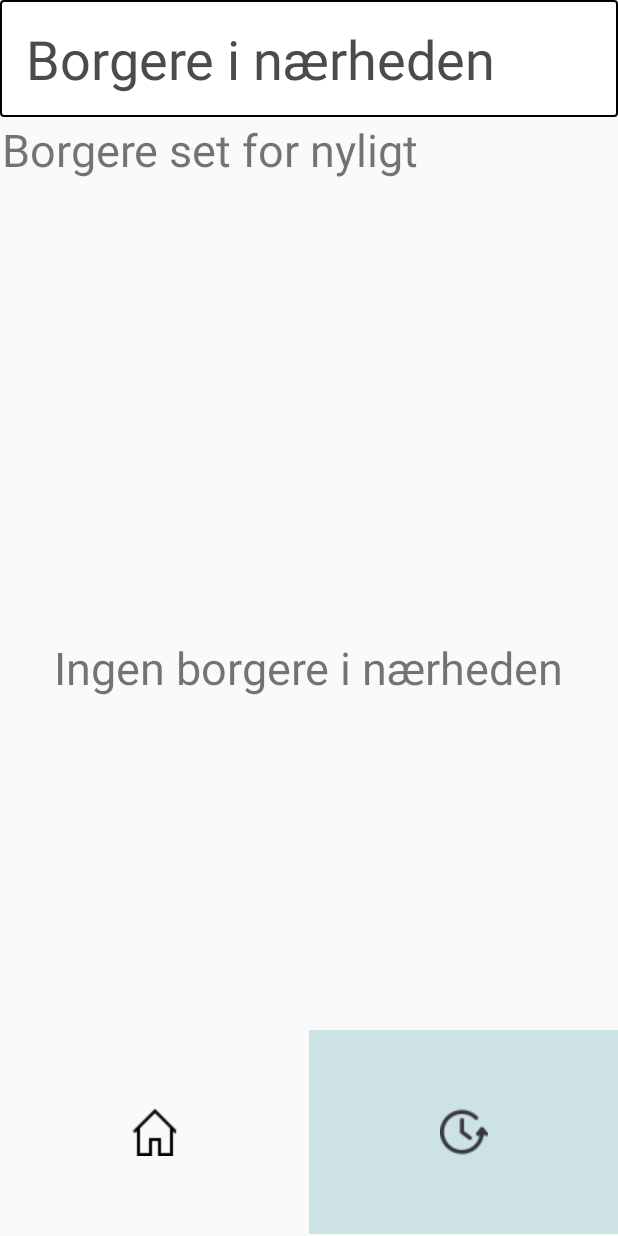
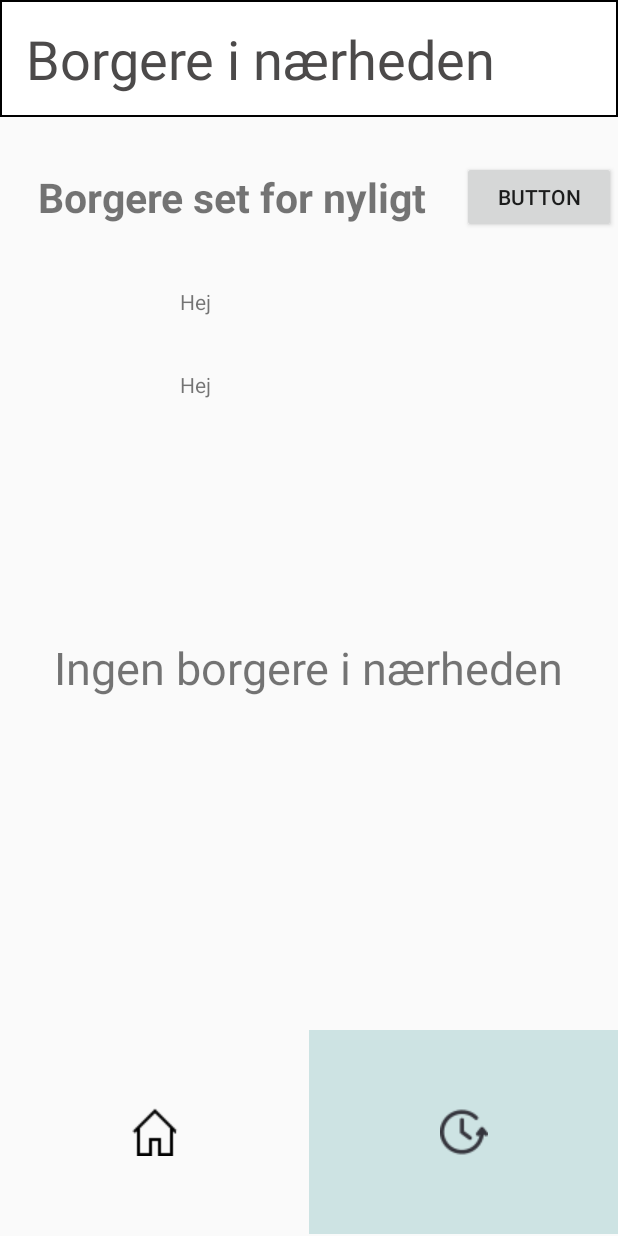
Before and after one commit to s164071/SafeMI_PersonaleApp, an Android app: the fragment Recent placed in its activity, after a tap on an icon or button, on a phone screen of 412 x 824 dp. Run offline under Robolectric (Android 15) with nearby library versions, the phone set to English and light mode, and no system bars; our stand-ins replace Firebase (no records; nobody signed in at launch, a user with empty details on screens opened directly); libraries missing offline, so code that uses them is left out: com.estimote.coresdk, com.estimote.mustard, com.estimote.proximity_sdk; 6 statements that could not run were skipped.

Commit message:
Recent funktionalitet virker med metodekald

```diff
--- a/app/src/main/java/com/example/myapplication/Recent.kt
+++ b/app/src/main/java/com/example/myapplication/Recent.kt
@@ -10,6 +10,7 @@ import android.view.View
 import android.view.ViewGroup
 import android.widget.ImageView
 import android.widget.TextView
+import kotlinx.android.synthetic.main.fragment_nearby.*
 import kotlinx.android.synthetic.main.fragment_recent.*
 
 class Recent : Fragment() {
@@ -20,8 +21,12 @@ class Recent : Fragment() {
         savedInstanceState: Bundle?
     ): View? {
         val view: View = inflater.inflate(R.layout.fragment_recent, container, false)
+        val borgere : TextView =  view.findViewById(R.id.IngenBorgere)
         if (arguments != null) {
+           borgere.visibility=View.GONE
             var navn  = arguments!!.getString("name")
+            if(navn!=""){
+            Log.d(TAG,"Jeg har kørt dette kode" )
             var feldt : TextView = view.findViewById(R.id.hejfelt)
             Log.d(TAG, "Dette er "+ navn)
             feldt.setText(navn)
@@ -32,7 +37,12 @@ class Recent : Fragment() {
 
                 var billede : ImageView = view.findViewById(R.id.Profile)
                 billede.setImageBitmap(profilepic)
+            }} else{
+                Log.d(TAG, "Jeg er her og viser blot felt")
+                    borgere.visibility=View.VISIBLE
             }
+
+
         }
         return view
 
--- a/app/src/main/java/com/example/myapplication/nearby.kt
+++ b/app/src/main/java/com/example/myapplication/nearby.kt
@@ -11,6 +11,7 @@ import android.view.View
 import android.view.ViewGroup
 import android.widget.ImageButton
 import android.widget.ImageView
+import android.widget.TextView
 import android.widget.Toast
 import androidx.core.view.drawToBitmap
 import androidx.fragment.app.Fragment
@@ -27,6 +28,7 @@ import com.google.firebase.database.FirebaseDatabase
 import com.google.firebase.database.ValueEventListener
 import com.google.firebase.storage.FirebaseStorage
 import kotlinx.android.synthetic.main.fragment_nearby.*
+import kotlinx.android.synthetic.main.fragment_person.*
 import java.io.ByteArrayOutputStream
 import java.io.File
 
@@ -68,31 +70,11 @@ class nearby : Fragment() {
         // view.findViewById<TextView>(R.id.borger).setText(borgernavn)
 
         // borger.text= borgernavn
-        val recent : ImageButton = view.findViewById(R.id.recent)
-        recent.setOnClickListener(){
-            var bundle : Bundle = Bundle()
-            val recentFragment : Recent = Recent()
 
-            bundle.putString("name", patientinfoBox.text.toString())
-            bundle.putString("cpr", patientinfoBox.text.toString())
-
-            val image = patientPic.drawToBitmap()
-
-            var bs: ByteArrayOutputStream = ByteArrayOutputStream()
-            image.compress(Bitmap.CompressFormat.PNG, 50, bs)
-
-            bundle.putByteArray("ProfilePic",bs.toByteArray())
-
-            recentFragment.arguments=bundle
-
-            val manager = fragmentManager
-            if (manager != null) {
-                val transaction = manager.beginTransaction()
-                transaction.replace(R.id.fragtop, recentFragment)
-                transaction.addToBackStack(null)
-                transaction.commit()
-            }
-
+        val recent : ImageButton = view!!.findViewById(R.id.recent)
+        recent?.setOnClickListener(){
+          val recent : Fragment = transferInformationToNextFragment(patientinfoBox,patientinfoBox2,patientPic)
+            showRecent(recent)
         }
 
 
@@ -298,6 +280,35 @@ class nearby : Fragment() {
             ).show()       }
     }
 
+    fun showRecent(nextFragment : Fragment){
+
+            val manager = fragmentManager
+            if (manager != null) {
+                val transaction = manager.beginTransaction()
+                transaction.replace(R.id.fragtop, nextFragment)
+                transaction.addToBackStack(null)
+                transaction.commit()
+            }
 
 
+    }
+
+    fun transferInformationToNextFragment(textViewName: TextView, textViewCPR: TextView, imageViewProfilePic : ImageView) : Fragment{
+
+
+        var bundle: Bundle = Bundle()
+
+        bundle.putString("name", textViewName.text.toString())
+        bundle.putString("cpr", textViewCPR.text.toString())
+
+        val image = imageViewProfilePic.drawToBitmap()
+        var bs: ByteArrayOutputStream = ByteArrayOutputStream()
+        image.compress(Bitmap.CompressFormat.PNG, 50, bs)
+
+        bundle.putByteArray("ProfilePic", bs.toByteArray())
+        val recentFragment : Recent = Recent()
+        recentFragment.arguments = bundle
+      return recentFragment
+    }
+
 }
--- a/app/src/main/res/drawable/button_border.xml
+++ b/app/src/main/res/drawable/button_border.xml
@@ -13,8 +13,6 @@
     </stroke>
 
     <!-- The radius makes the corners rounded -->
-    <corners
-        android:radius="2dp"   >
-    </corners>
+
 
 </shape>
--- a/app/src/main/res/layout/fragment_recent.xml
+++ b/app/src/main/res/layout/fragment_recent.xml
@@ -1,32 +1,66 @@
 <?xml version="1.0" encoding="utf-8"?>
-<androidx.constraintlayout.widget.ConstraintLayout xmlns:android="http://schemas.android.com/apk/res/android"
+<LinearLayout xmlns:android="http://schemas.android.com/apk/res/android"
     xmlns:app="http://schemas.android.com/apk/res-auto"
     xmlns:tools="http://schemas.android.com/tools"
     android:layout_width="match_parent"
     android:layout_height="match_parent"
+    android:orientation="vertical"
     tools:context=".Recent">
+
+    <LinearLayout
+        android:id="@+id/linearLayout7"
+        android:layout_width="match_parent"
+        android:layout_height="104dp"
+        android:layout_marginBottom="8dp"
+        android:gravity="center"
+        android:orientation="horizontal">
+
+        <TextView
+            android:id="@+id/InfoTekst"
+            android:layout_width="0dp"
+            android:layout_height="match_parent"
+            android:layout_weight="0.75"
+            android:gravity="center|center_horizontal"
+            android:text="Borgere set for nyligt"
+            android:textSize="27sp"
+            android:textStyle="bold" />
+
+        <Button
+            android:id="@+id/button3"
+            android:layout_width="0dp"
+            android:layout_height="wrap_content"
+            android:layout_weight="0.25"
+            android:text="Button" />
+
+    </LinearLayout>
+
+    <LinearLayout
+        android:id="@+id/linearLayout4"
+        android:layout_width="match_parent"
+        android:layout_height="111dp"
+        android:layout_marginStart="7dp"
+        android:layout_marginEnd="7dp"
+        android:layout_marginBottom="204dp">
 
         <ImageView
             android:id="@+id/Profile"
             android:layout_width="111dp"
-        android:layout_height="108dp"
-        android:layout_marginStart="1dp"
-        android:layout_marginEnd="1dp"
-        android:layout_marginBottom="524dp"
-        app:layout_constraintBottom_toBottomOf="parent"
-        app:layout_constraintEnd_toStartOf="@+id/linearLayout4"
-        app:layout_constraintStart_toStartOf="parent"
+            android:layout_height="107dp"
             tools:src="@tools:sample/avatars" />
 
         <LinearLayout
-        android:id="@+id/linearLayout4"
-        android:layout_width="0dp"
+            android:layout_width="296dp"
+            android:layout_height="match_parent"
+            android:orientation="vertical">
+
+
+
+            <TextView
+                android:id="@+id/placefelt"
+                android:layout_width="wrap_content"
                 android:layout_height="0dp"
-        android:layout_marginBottom="525dp"
-        android:orientation="vertical"
-        app:layout_constraintBottom_toBottomOf="parent"
-        app:layout_constraintEnd_toEndOf="parent"
-        app:layout_constraintStart_toEndOf="@+id/Profile">
+                android:layout_weight="1"
+                android:text="Hej" />
 
             <TextView
                 android:id="@+id/hejfelt"
@@ -34,28 +68,17 @@
                 android:layout_height="0dp"
                 android:layout_weight="1"
                 android:text="Hej" />
-
-        <TextView
-            android:id="@+id/placefelt"
-            android:layout_width="wrap_content"
-            android:layout_height="0dp"
-            android:layout_weight="1"
-            android:text="TextView" />
+        </LinearLayout>
 
 
     </LinearLayout>
 
-    <LinearLayout
-        android:layout_width="match_parent"
-        android:layout_height="match_parent"
-        android:orientation="horizontal">
-
     <TextView
-            android:id="@+id/InfoTekst"
+        android:id="@+id/IngenBorgere"
         android:layout_width="wrap_content"
         android:layout_height="wrap_content"
-            android:text="Borgere set for nyligt"
-            android:textSize="30sp" />
+        android:layout_marginBottom="326dp"
+        android:text="Du har ikke set nogen borgere"
+        android:visibility="gone" />
+
 </LinearLayout>
-
-</androidx.constraintlayout.widget.ConstraintLayout>
```
Lines whose indentation alone changed are shown as unchanged.
